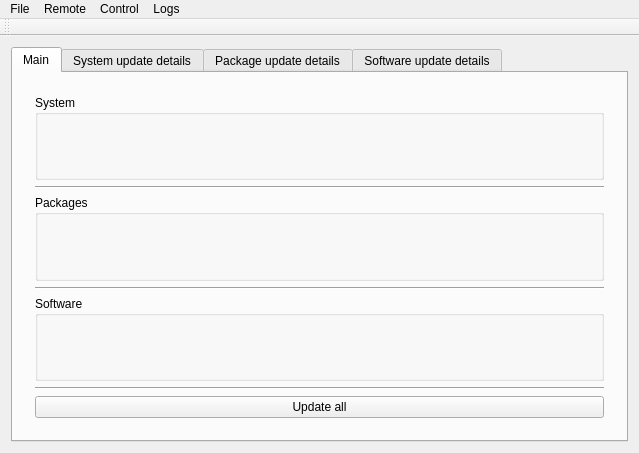
trueos/pcbsd, file src-qt4/pc-updatecenter/mainwindow.ui: the form before one commit.
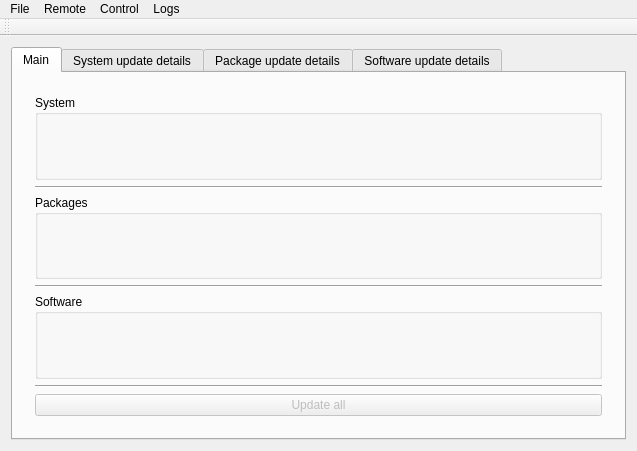
The form after the commit. The open tabs and pages were chosen to show the change. Icons and pictures are not drawn. Custom widgets are drawn as their Qt base class.

Commit message: 'Update all' button now works

```diff
--- a/src-qt4/pc-updatecenter/mainwindow.ui
+++ b/src-qt4/pc-updatecenter/mainwindow.ui
@@ -6,8 +6,8 @@
    <rect>
     <x>0</x>
     <y>0</y>
-    <width>639</width>
-    <height>453</height>
+    <width>637</width>
+    <height>451</height>
    </rect>
   </property>
   <property name="windowTitle">
@@ -218,7 +218,10 @@
              </widget>
             </item>
             <item>
-             <widget class="QPushButton" name="pushButton">
+             <widget class="QPushButton" name="updateAllButton">
+              <property name="enabled">
+               <bool>false</bool>
+              </property>
               <property name="text">
                <string>Update all</string>
               </property>
@@ -756,8 +759,8 @@
     <rect>
      <x>0</x>
      <y>0</y>
-     <width>639</width>
-     <height>22</height>
+     <width>637</width>
+     <height>21</height>
     </rect>
    </property>
    <widget class="QMenu" name="menuFile">
```
Left out of the diff: 2 changed lines with no effect on the pictures. The commit also changes 3 other files.
